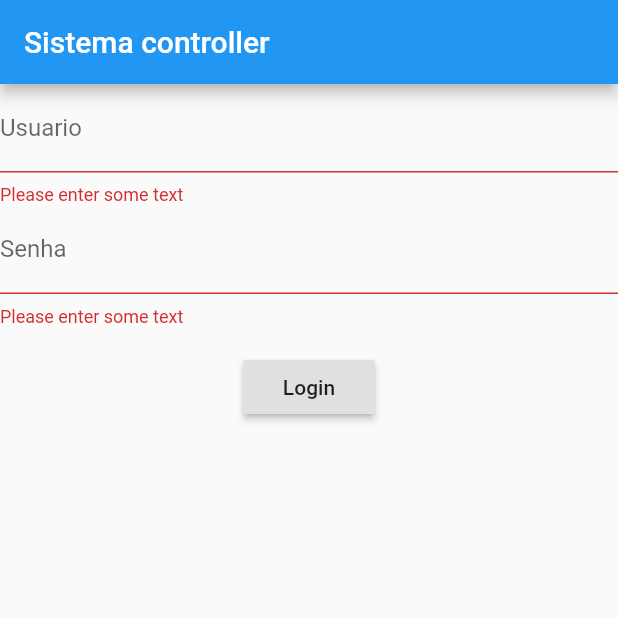
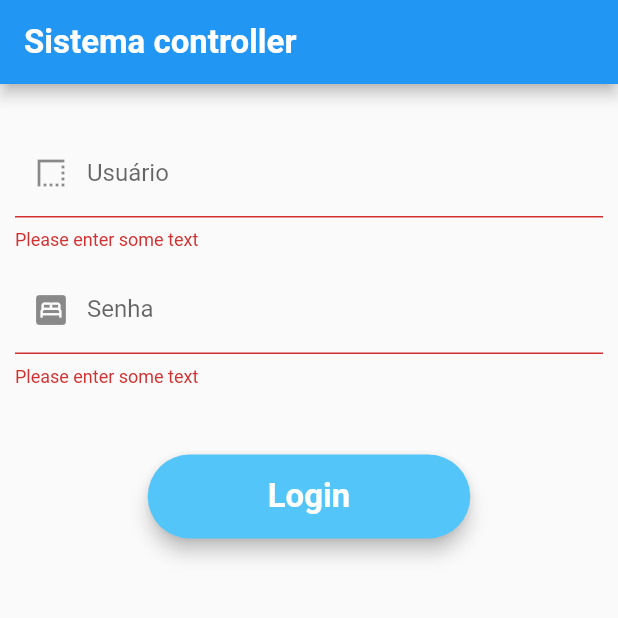
Before and after one commit to luizaalves/flutter-project, a Flutter app: the screen it shows after launch, after a tap on "Login", on a phone screen of 412 x 824 dp, the top half of it. Run offline on Flutter 3.47's test engine with Material 2 defaults, Android fonts, the phone set to English and light mode, and no system bars.

Commit message:
update project

```diff
--- /dev/null
+++ b/lib/login.dart
@@ -0,0 +1,139 @@
+import 'package:flutter/material.dart';
+import 'package:controller/menu_listas.dart';
+import 'package:controller/controller.dart';
+
+class MyLogin extends StatelessWidget {
+  @override
+  Widget build(BuildContext context) {
+    return MaterialApp(
+      title: 'Sistema',
+      home: Scaffold(
+        appBar: AppBar(
+          title: Text('Sistema controller',
+            style: new TextStyle(
+              fontSize: 22.0,
+              fontWeight: FontWeight.bold
+            ),
+          textAlign: TextAlign.center,
+          ),
+        ),
+        body: Login(),
+      ),
+    );
+  }
+}
+
+class Login extends StatefulWidget {
+  @override
+  LoginState createState() {
+    return LoginState();
+  }
+}
+
+class LoginState extends State<Login>{
+  final _formKey = GlobalKey<FormState>();
+
+  var usuario = TextEditingController();
+  var senha = TextEditingController();
+  ControllerService service = ControllerService();
+
+  @override
+  void dispose() {
+    super.dispose();
+    usuario.dispose();
+    senha.dispose();
+  }
+  @override
+  Widget build(BuildContext context) {
+    return Form(
+      key: _formKey,
+      child: Column(
+        crossAxisAlignment: CrossAxisAlignment.start,
+        children: <Widget>[
+          new Padding(
+            padding: EdgeInsets.only(left: 10.0, right: 10.0, top: 30.0),
+            child: new TextFormField(
+              controller: usuario,
+              autofocus: false,
+              decoration: new InputDecoration(
+                  prefixIcon:
+                    Icon(
+                      const IconData(59389, fontFamily: 'MaterialIcons')
+                    ),
+                  labelText: 'Usuário',
+                  ),
+              keyboardType: TextInputType.text,
+              validator: (usuario) {
+                if (usuario.isEmpty) {
+                  return 'Please enter some text';
+                }
+                return null;
+              },
+            ),
+          ),
+          new Padding(
+            padding: EdgeInsets.only(left: 10.0, right: 10.0,top: 10.0),
+            child: new TextFormField(
+              controller: senha,
+              obscureText: true,
+              decoration: new InputDecoration(
+                prefixIcon:
+                  Icon(
+                    const IconData(57562, fontFamily: 'MaterialIcons')
+                  ),
+                labelText: 'Senha',
+              ),
+              keyboardType: TextInputType.text,
+              validator: (senha) {
+                if (senha.isEmpty) {
+                  return 'Please enter some text';
+                }
+                return null;
+              },
+            ),
+          ),
+          Padding(
+            padding: EdgeInsets.only(
+              left: 0.0, top: 45.0, bottom: 20.0),
+            child: Center(
+              child: new RaisedButton(
+                shape: new RoundedRectangleBorder(
+                    borderRadius:
+                    new BorderRadius.circular(30.0)),
+              onPressed: () async {
+                if (_formKey.currentState.validate()) {
+                    bool autentica = await service.autenticar(usuario.value.text.toString(),senha.value.text.toString());
+                  if(autentica){
+                    Navigator.push(
+                      context,
+                      MaterialPageRoute(builder: (context) => Menu()),
+                    );
+                  }
+                  else {
+                    /////////
+                  }
+                }
+              },
+              child: new Text(
+                "Login",
+                style: new TextStyle(
+                    fontSize: 22.0,
+                    fontWeight: FontWeight.bold),
+                ),
+              color: Color(0xFF54C5F8),
+              textColor: Colors.white,
+              elevation: 5.0,
+              padding: EdgeInsets.only(
+                  left: 80.0,
+                  right: 80.0,
+                  top: 15.0,
+                  bottom: 15.0),
+              ),
+            )
+          ),
+        ],
+      ),
+    );
+  }
+
+}
--- a/lib/main.dart
+++ b/lib/main.dart
@@ -1,99 +1,4 @@
 import 'package:flutter/material.dart';
-import 'package:controller/menu_listas.dart';
-import 'package:controller/controller.dart';
+import 'package:controller/login.dart';
 
-void main() => runApp(MyApp());
-
-class MyApp extends StatelessWidget {
-  @override
-  Widget build(BuildContext context) {
-    return MaterialApp(
-      title: 'Sistema',
-      home: Scaffold(
-        appBar: AppBar(
-          title: Text('Sistema controller'),
-        ),
-        body: Login(),
-      ),
-    );
-  }
-}
-
-class Login extends StatefulWidget {
-  @override
-  LoginState createState() {
-    return LoginState();
-  }
-}
-
-class LoginState extends State<Login>{
-  final _formKey = GlobalKey<FormState>();
-
-  var usuario = TextEditingController();
-  var senha = TextEditingController();
-  ControllerService service = ControllerService();
-
-  @override
-  void dispose() {
-    // Clean up the controller when the widget is disposed.
-    usuario.dispose();
-    senha.dispose();
-    super.dispose();
-  }
-  @override
-  Widget build(BuildContext context) {
-    return Form(
-      key: _formKey,
-      child: Column(
-        crossAxisAlignment: CrossAxisAlignment.start,
-        children: <Widget>[
-          TextFormField(
-            controller: usuario,
-
-            decoration: const InputDecoration(labelText: 'Usuario'),
-            keyboardType: TextInputType.text,
-            validator: (usuario) {
-
-              if (usuario.isEmpty) {
-                return 'Please enter some text';
-              }
-              return null;
-            },
-          ),
-          TextFormField(
-            controller: senha,
-            decoration: const InputDecoration(labelText: 'Senha'),
-            obscureText: true,
-            keyboardType: TextInputType.text,
-            validator: (senha) {
-              if (senha.isEmpty) {
-                return 'Please enter some text';
-              }
-              return null;
-            },
-          ),
-          Padding(
-            padding: const EdgeInsets.symmetric(vertical: 16.0),
-            child: Center(
-              child: RaisedButton(
-              onPressed: () async {
-                if (_formKey.currentState.validate()) {
-                    bool autentica = await service.autenticar(usuario.text,senha.text);
-                  if(autentica){
-                    Navigator.push(
-                    context,
-                    MaterialPageRoute(builder: (context) => Menu()),
-                    );
-                  }
-
-                }
-              },
-              child: Text('Login'),
-            ),
-            )
-          ),
-        ],
-      ),
-    );
-  }
-}
+void main() => runApp(MyLogin());
--- a/lib/menu_listas.dart
+++ b/lib/menu_listas.dart
@@ -1,8 +1,7 @@
 
 import 'dart:async';
-import 'dart:ffi';
 import 'dart:core';
-
+import 'package:controller/login.dart';
 import 'package:controller/model.dart';
 import 'package:flutter/material.dart';
 import 'package:controller/controller.dart';
@@ -34,7 +33,6 @@ class _MenuState extends State<Menu> {
 
   @override
   Widget build(BuildContext context) {
-
     var futureBuilderPagar = new FutureBuilder(
       future: _getData(_BUSCAR_CONTAS_PAGAR),
       builder: (BuildContext context, AsyncSnapshot snapshot) {
@@ -79,8 +77,16 @@ class _MenuState extends State<Menu> {
       });
     }
     return new Scaffold(
-      appBar: new AppBar(
-        title: new Text("Lista de contas"),
+      appBar: AppBar(
+        title: new Text("Home"),
+        actions: <Widget>[
+          IconButton(
+              icon: new Icon(Icons.power_settings_new),
+              onPressed: () {
+                Navigator.of(context).pop(Login());
+              }
+            )
+        ],
       ),
       body: Center(
         child: _widgetOptions.elementAt(_selectedIndex),
@@ -94,7 +100,6 @@ class _MenuState extends State<Menu> {
           BottomNavigationBarItem(
             icon: Icon(Icons.work),
             title: Text('Contas a receber'),
-
           ),
         ],
         currentIndex: _selectedIndex,
```
Also changed, not shown: 1 other file.
